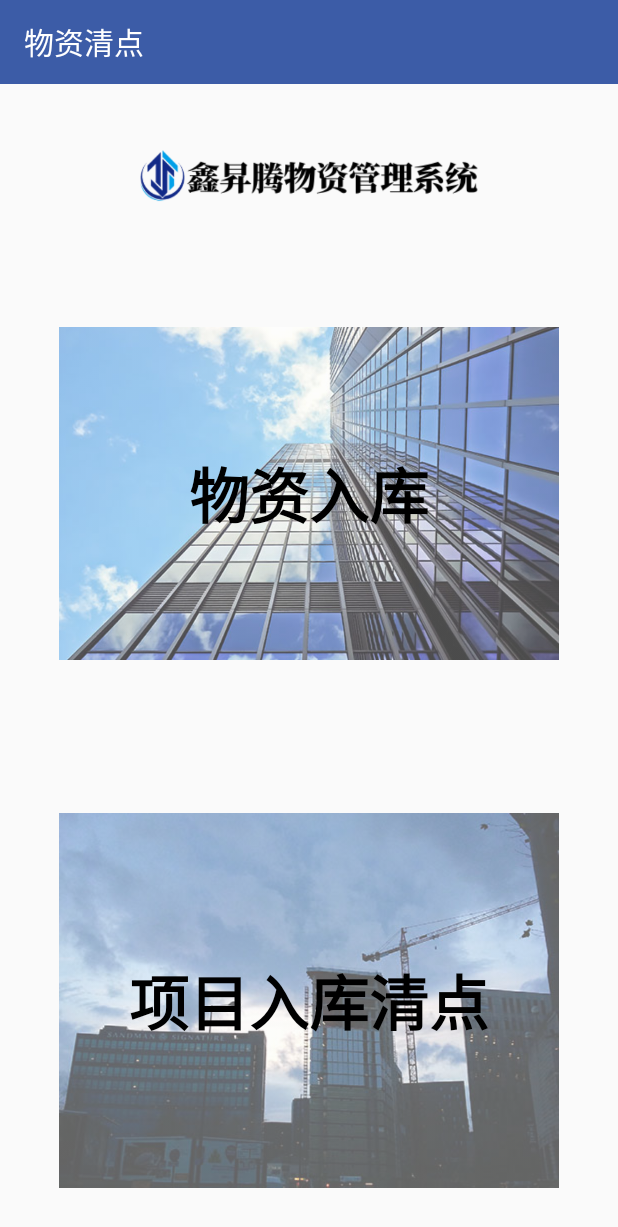
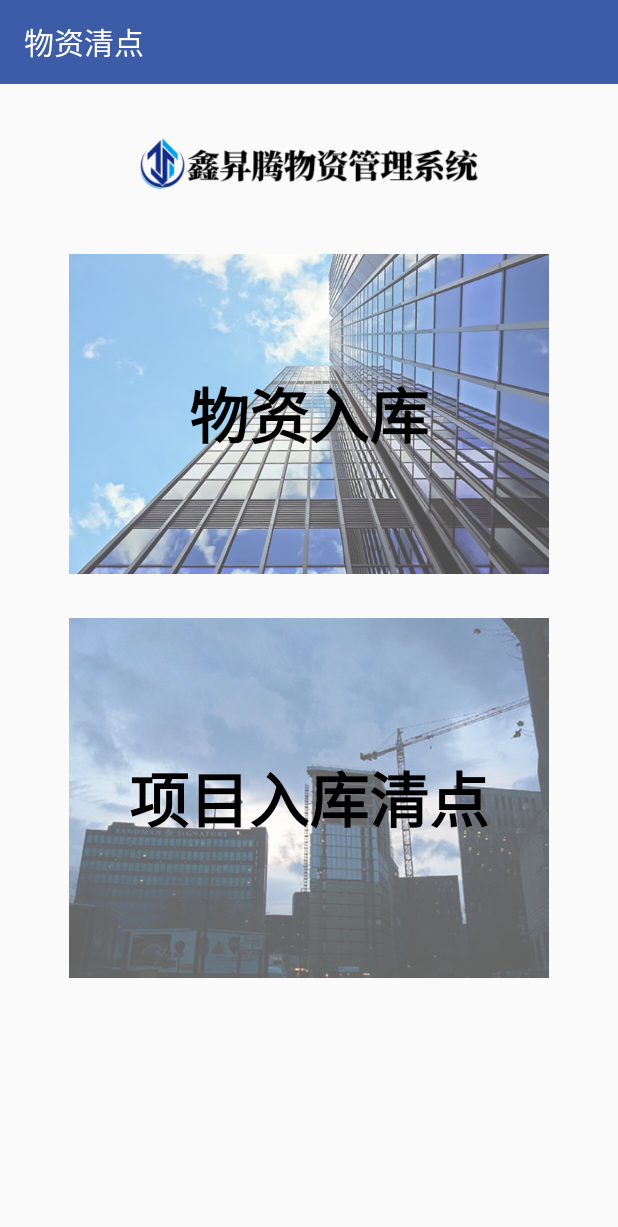
Before and after one commit to csy-18/ocrProject, an Android app: the OcrMainActivity screen opened directly, with no data from a screen before it, on a phone screen of 412 x 824 dp. Shown: the top 1227 px of the screen. Run offline under Robolectric (Android 15) with nearby library versions, the phone set to English and light mode, and no system bars; our stand-ins replace EventBus; libraries missing offline, so code that uses them is left out: org.apache.xmlrpc; pictures from the network do not load.

Commit message:
解决bug

```diff
--- a/app/src/main/java/net/ixzyj/network/OdooUtils.java
+++ b/app/src/main/java/net/ixzyj/network/OdooUtils.java
@@ -43,6 +43,7 @@ public class OdooUtils {
         int uid;
         final XmlRpcClient client = new XmlRpcClient();
         final XmlRpcClientConfigImpl config = new XmlRpcClientConfigImpl();
+
         config.setServerURL(new URL(String.format("%s/xmlrpc/2/common", url)));
         uid = (int) client.execute(config, "authenticate", Arrays.asList(
                 db, username, password, Collections.emptyMap()));
--- a/app/src/main/java/net/ixzyj/utils/MyApplication.kt
+++ b/app/src/main/java/net/ixzyj/utils/MyApplication.kt
@@ -35,6 +35,7 @@ class MyApplication : Application() {
         const val ERROR = 300
         const val NET_ERROR = 205
         const val SETTING_ERROR = 206
+        const val LOGIN_ERROR = 207
         const val DATA_ERROR = 208
         fun log(message: String) {
             Log.i(TAG, message)
--- a/app/src/main/res/layout/activity_ocr_main.xml
+++ b/app/src/main/res/layout/activity_ocr_main.xml
@@ -10,7 +10,7 @@
         android:id="@+id/imageView3"
         android:layout_width="0dp"
         android:layout_height="60dp"
-        android:layout_marginTop="32dp"
+        android:layout_marginTop="24dp"
         app:layout_constraintEnd_toEndOf="parent"
         app:layout_constraintStart_toStartOf="@+id/toolbar2"
         app:layout_constraintTop_toBottomOf="@+id/toolbar2"
@@ -33,10 +33,11 @@
     <ImageView
         android:id="@+id/recImg"
         android:layout_width="0dp"
-        android:layout_height="250dp"
+        android:layout_height="240dp"
         android:layout_marginStart="32dp"
+        android:layout_marginTop="16dp"
         android:layout_marginEnd="32dp"
-        android:layout_marginBottom="32dp"
+        android:layout_marginBottom="16dp"
         android:alpha="0.7"
         app:layout_constraintBottom_toTopOf="@+id/recInSceneImg"
         app:layout_constraintDimensionRatio="w,4:3"
@@ -48,15 +49,15 @@
     <ImageView
         android:id="@+id/recInSceneImg"
         android:layout_width="0dp"
-        android:layout_height="250dp"
+        android:layout_height="240dp"
         android:layout_marginStart="32dp"
+        android:layout_marginTop="16dp"
         android:layout_marginEnd="32dp"
-        android:layout_marginBottom="32dp"
         android:alpha="0.6"
-        app:layout_constraintBottom_toBottomOf="parent"
         app:layout_constraintDimensionRatio="w,4:3"
         app:layout_constraintEnd_toEndOf="parent"
         app:layout_constraintStart_toStartOf="parent"
+        app:layout_constraintTop_toBottomOf="@+id/recImg"
         app:srcCompat="@drawable/construction_241895" />
 
     <TextView
--- a/app/src/main/res/layout/activity_recin_scene.xml
+++ b/app/src/main/res/layout/activity_recin_scene.xml
@@ -19,7 +19,7 @@
         app:layout_constraintEnd_toEndOf="parent"
         app:layout_constraintStart_toStartOf="parent"
         app:layout_constraintTop_toTopOf="parent"
-        app:title="@string/out_stock"
+        app:title="@string/out_stock_2"
         app:titleTextColor="@color/white" />
 
     <androidx.recyclerview.widget.RecyclerView
--- a/app/src/main/res/values/strings.xml
+++ b/app/src/main/res/values/strings.xml
@@ -29,6 +29,7 @@
     <string name="save_upload">保存并上传</string>
     <string name="in_stock">物资入库</string>
     <string name="out_stock">项目入库清点</string>
+    <string name="out_stock_2">项目入库</string>
     <string name="tips">温馨提示</string>
     <string name="ok">确定</string>
     <string name="dialog_progress">正在加载</string>
```
Also changed, not shown: app/src/main/java/net/ixzyj/activity/login/LoginActivity.kt (+24 -22 lines), app/src/main/java/net/ixzyj/activity/login/SplashActivity.kt (+9 -11 lines), app/src/main/java/net/ixzyj/activity/main/OcrMainActivity.kt (+42 -43 lines), app/src/main/java/net/ixzyj/activity/receipts/ReceiptsActivity.kt (+11 -12 lines), app/src/main/java/net/ixzyj/activity/receptioninscene/RecinSceneActivity.kt (+11 -10 lines), app/src/main/java/net/ixzyj/activity/result/ResultActivity.kt (+30 -32 lines).
